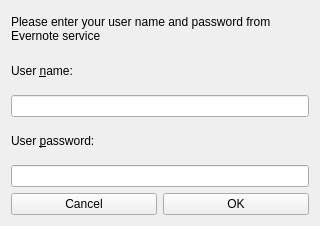
First picture: the form in QuteNote/src/gui/AskUserNameAndPassword.ui, repository d1vanov/quentier, before the edit.
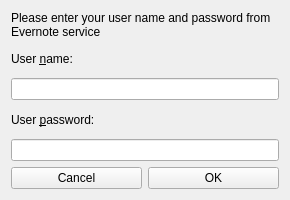
Second picture: the form after the edit.

Commit message: Made sizes of helper widgets asking for consumer key/secret and username/password minimal (290x200).

```diff
--- a/QuteNote/src/gui/AskUserNameAndPassword.ui
+++ b/QuteNote/src/gui/AskUserNameAndPassword.ui
@@ -6,16 +6,28 @@
    <rect>
     <x>0</x>
     <y>0</y>
-    <width>320</width>
-    <height>226</height>
+    <width>290</width>
+    <height>200</height>
    </rect>
   </property>
+  <property name="sizePolicy">
+   <sizepolicy hsizetype="Minimum" vsizetype="Minimum">
+    <horstretch>0</horstretch>
+    <verstretch>0</verstretch>
+   </sizepolicy>
+  </property>
   <property name="minimumSize">
    <size>
     <width>290</width>
     <height>200</height>
    </size>
   </property>
+  <property name="maximumSize">
+   <size>
+    <width>290</width>
+    <height>200</height>
+   </size>
+  </property>
   <property name="windowTitle">
    <string>User name and password</string>
   </property>
```
The commit also changes 1 other file.
